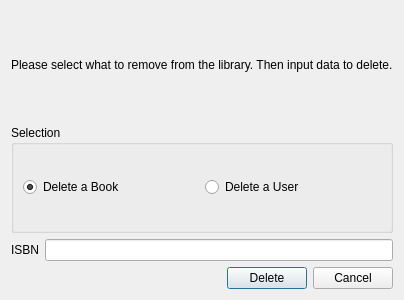
Before: the Qt Designer form removedialog.ui in cihansenyuz/library_system, drawn with Qt 5.
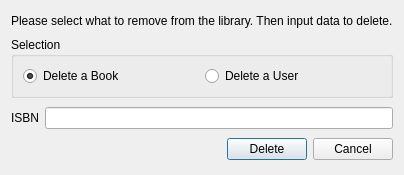
After: the same form once the commit is applied.

Commit message: missing documantations are added

The edit to the form file:
```diff
--- a/removedialog.ui
+++ b/removedialog.ui
@@ -7,17 +7,32 @@
     <x>0</x>
     <y>0</y>
     <width>400</width>
-    <height>300</height>
+    <height>175</height>
    </rect>
   </property>
+  <property name="sizePolicy">
+   <sizepolicy hsizetype="Preferred" vsizetype="Preferred">
+    <horstretch>0</horstretch>
+    <verstretch>0</verstretch>
+   </sizepolicy>
+  </property>
   <property name="windowTitle">
    <string>Dialog</string>
   </property>
   <layout class="QHBoxLayout" name="horizontalLayout_4">
    <item>
     <layout class="QVBoxLayout" name="verticalLayout">
+     <property name="sizeConstraint">
+      <enum>QLayout::SetDefaultConstraint</enum>
+     </property>
      <item>
       <widget class="QLabel" name="label">
+       <property name="sizePolicy">
+        <sizepolicy hsizetype="Preferred" vsizetype="Fixed">
+         <horstretch>0</horstretch>
+         <verstretch>0</verstretch>
+        </sizepolicy>
+       </property>
        <property name="text">
         <string>Please select what to remove from the library. Then input data to delete.</string>
        </property>
@@ -27,6 +42,12 @@
       <layout class="QHBoxLayout" name="horizontalLayout">
        <item>
         <widget class="QGroupBox" name="groupBox">
+         <property name="sizePolicy">
+          <sizepolicy hsizetype="Minimum" vsizetype="Fixed">
+           <horstretch>0</horstretch>
+           <verstretch>0</verstretch>
+          </sizepolicy>
+         </property>
          <property name="title">
           <string>Selection</string>
          </property>
@@ -65,6 +86,9 @@
      </item>
      <item>
       <layout class="QHBoxLayout" name="horizontalLayout_2">
+       <property name="sizeConstraint">
+        <enum>QLayout::SetFixedSize</enum>
+       </property>
        <item>
         <widget class="QLabel" name="selectionLabel">
          <property name="text">
```
The commit also changes 1 other file.
